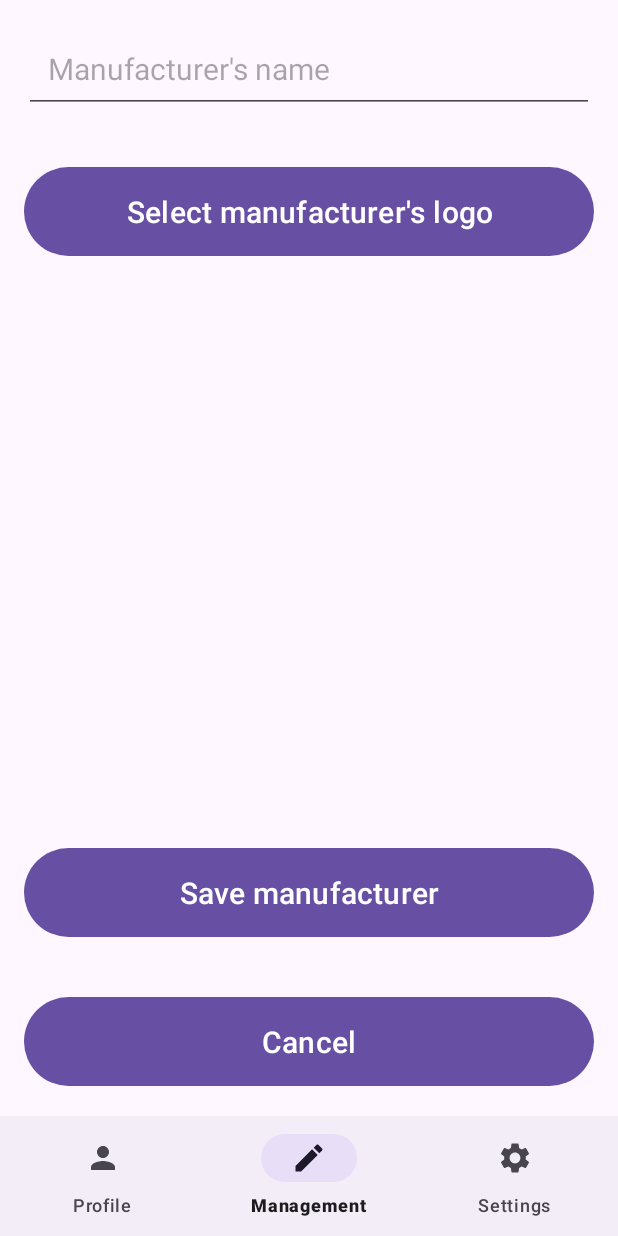
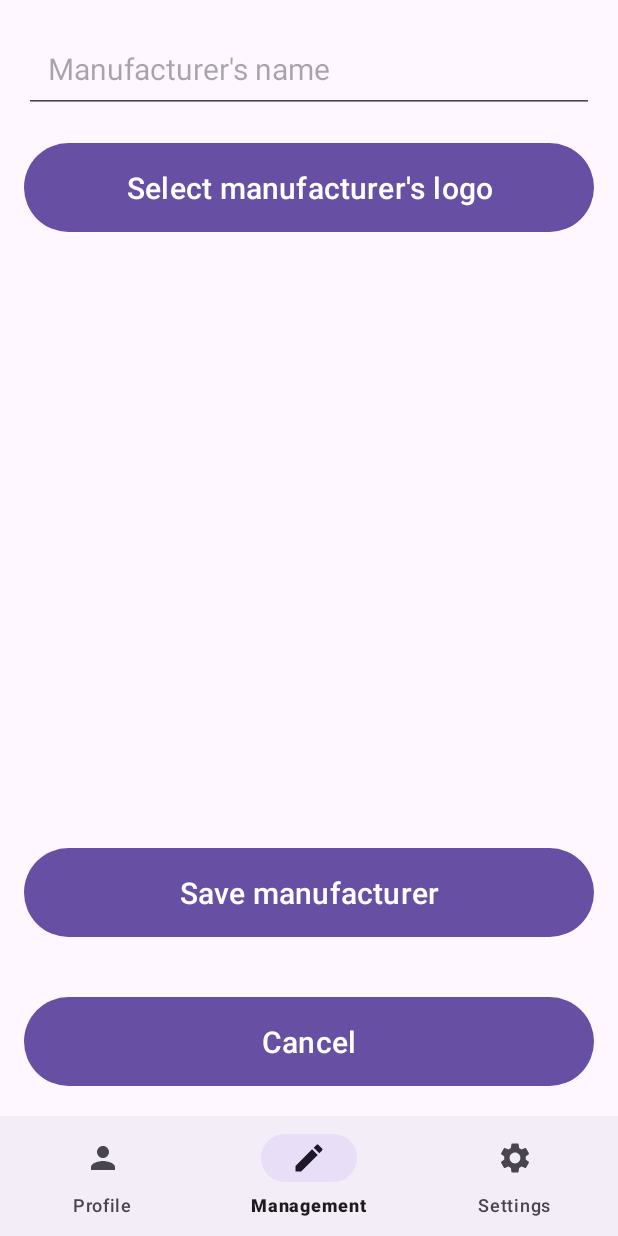
Before and after one commit to OiwexO/MobilePartsShopClientStaff, an Android app: the AddManufacturerFragment screen opened through its navigation route, on a phone screen of 412 x 824 dp. Run offline under Robolectric (Android 15) with nearby library versions, the phone set to English and light mode, and no system bars; our stand-ins replace Dagger/Hilt's generated code, navigation-ui; pictures from the network do not load.

Commit message:
AddManufacturerFragment finished

```diff
--- a/app/src/main/java/com/iwex/mobilepartsshopstaff/data/remote/MainApiService.kt
+++ b/app/src/main/java/com/iwex/mobilepartsshopstaff/data/remote/MainApiService.kt
@@ -65,16 +65,16 @@ interface MainApiService {
     @POST(MANUFACTURERS_MAPPING_V1)
     fun createManufacturer(
         @Part("name") name: RequestBody,
-        @Part logo: MultipartBody.Part
+        @Part logo: MultipartBody.Part,
     ): Call<ManufacturerResponseDto>
 
-    //TODO rewrite updateManufacturer
     @Multipart
     @PUT("$MANUFACTURERS_MAPPING_V1/{manufacturerId}")
     fun updateManufacturer(
         @Path("manufacturerId") manufacturerId: Long,
-        @Body request: ManufacturerRequestDto
-    ): ManufacturerResponseDto
+        @Part("name") name: RequestBody,
+        @Part logo: MultipartBody.Part,
+    ): Call<ManufacturerResponseDto>
 
     @DELETE("$MANUFACTURERS_MAPPING_V1/{manufacturerId}")
     fun deleteManufacturer(@Path("manufacturerId") manufacturerId: Long): Call<Void>
--- a/app/src/main/java/com/iwex/mobilepartsshopstaff/presentation/fragment/management/manufacturers/AddManufacturerFragment.kt
+++ b/app/src/main/java/com/iwex/mobilepartsshopstaff/presentation/fragment/management/manufacturers/AddManufacturerFragment.kt
@@ -7,10 +7,12 @@ import android.view.ViewGroup
 import android.widget.Button
 import android.widget.EditText
 import android.widget.ImageView
+import android.widget.ProgressBar
 import android.widget.Toast
 import androidx.fragment.app.viewModels
 import androidx.navigation.fragment.findNavController
 import androidx.navigation.fragment.navArgs
+import androidx.transition.Visibility
 import com.bumptech.glide.Glide
 import com.bumptech.glide.signature.ObjectKey
 import com.iwex.mobilepartsshopstaff.R
@@ -34,6 +36,7 @@ class AddManufacturerFragment : ImagePickerFragment() {
     private lateinit var imageViewManufacturerLogoPreview: ImageView
     private lateinit var btnSaveManufacturer: Button
     private lateinit var btnCancel: Button
+    private lateinit var progressBar: ProgressBar
 
     override fun onCreateView(
         inflater: LayoutInflater, container: ViewGroup?,
@@ -60,6 +63,12 @@ class AddManufacturerFragment : ImagePickerFragment() {
                 navigateToManageManufacturersFragment()
             }
         }
+        viewModel.isProgressBarVisible.observe(viewLifecycleOwner) { isVisible ->
+            switchProgressBarVisibility(isVisible)
+        }
+        viewModel.errorMessage.observe(viewLifecycleOwner) { stringId ->
+            Toast.makeText(requireContext(), stringId, Toast.LENGTH_LONG).show()
+        }
     }
 
     private fun initViews(view: View) {
@@ -68,6 +77,7 @@ class AddManufacturerFragment : ImagePickerFragment() {
         imageViewManufacturerLogoPreview = view.findViewById(R.id.imageViewManufacturerLogoPreview)
         btnSaveManufacturer = view.findViewById(R.id.btnSaveManufacturer)
         btnCancel = view.findViewById(R.id.btnCancel)
+        progressBar = view.findViewById(R.id.progressBarAddManufacturerFragment)
     }
 
     private fun setClickListeners() {
@@ -114,4 +124,8 @@ class AddManufacturerFragment : ImagePickerFragment() {
             viewModel.createManufacturer(name, selectedImageFile)
         }
     }
+
+    private fun switchProgressBarVisibility(isVisible: Boolean) {
+        progressBar.visibility = if (isVisible) View.VISIBLE else View.GONE
+    }
 }
--- a/app/src/main/java/com/iwex/mobilepartsshopstaff/presentation/viewmodel/management/manufacturers/AddManufacturerViewModel.kt
+++ b/app/src/main/java/com/iwex/mobilepartsshopstaff/presentation/viewmodel/management/manufacturers/AddManufacturerViewModel.kt
@@ -43,6 +43,7 @@ class AddManufacturerViewModel @Inject constructor(
         }
         val manufacturerRequest = ManufacturerRequest(name, logoImage)
         viewModelScope.launch {
+            _isProgressBarVisible.value = true
             val result = createManufacturerUseCase(manufacturerRequest)
             result.onSuccess {
                 _isSuccess.value = true
@@ -50,6 +51,7 @@ class AddManufacturerViewModel @Inject constructor(
                 Log.e(TAG, it.toString())
             }
         }
+        _isProgressBarVisible.value = false
     }
 
     fun updateManufacturer(manufacturerId: Long, name: String, logoImage: File?) {
@@ -59,6 +61,7 @@ class AddManufacturerViewModel @Inject constructor(
         }
         val manufacturerRequest = ManufacturerRequest(name, logoImage)
         viewModelScope.launch {
+            _isProgressBarVisible.value = true
             val result = updateManufacturerUseCase(manufacturerId, manufacturerRequest)
             result.onSuccess {
                 _isSuccess.value = true
@@ -66,6 +69,7 @@ class AddManufacturerViewModel @Inject constructor(
                 Log.e(TAG, it.toString())
             }
         }
+        _isProgressBarVisible.value = false
     }
 
     companion object {
--- a/app/src/main/res/layout/fragment_add_manufacturer.xml
+++ b/app/src/main/res/layout/fragment_add_manufacturer.xml
@@ -1,5 +1,5 @@
 <?xml version="1.0" encoding="utf-8"?>
-<LinearLayout xmlns:android="http://schemas.android.com/apk/res/android"
+<androidx.constraintlayout.widget.ConstraintLayout xmlns:android="http://schemas.android.com/apk/res/android"
     xmlns:app="http://schemas.android.com/apk/res-auto"
     xmlns:tools="http://schemas.android.com/tools"
     android:layout_width="match_parent"
@@ -12,31 +12,58 @@
         style="@style/edit_text"
         android:autofillHints="name"
         android:hint="@string/hint_manufacturer_name"
-        android:inputType="text" />
+        android:inputType="text"
+        app:layout_constraintEnd_toEndOf="parent"
+        app:layout_constraintStart_toStartOf="parent"
+        app:layout_constraintTop_toTopOf="parent" />
 
     <Button
         android:id="@+id/btnSelectManufacturerLogo"
         style="@style/button"
-        android:text="@string/select_manufacturer_logo" />
+        android:text="@string/select_manufacturer_logo"
+        app:layout_constraintEnd_toEndOf="parent"
+        app:layout_constraintStart_toStartOf="parent"
+        app:layout_constraintTop_toBottomOf="@id/editTextManufacturerName" />
 
     <ImageView
         android:id="@+id/imageViewManufacturerLogoPreview"
         android:layout_width="match_parent"
         android:layout_height="0dp"
+        android:layout_margin="@dimen/image_view_margin"
         android:layout_weight="1"
-        android:layout_margin="@dimen/image_view_margin"
         android:contentDescription="@string/manufacturer_logo_preview"
+        app:layout_constraintBottom_toTopOf="@id/btnSaveManufacturer"
+        app:layout_constraintEnd_toEndOf="parent"
+        app:layout_constraintStart_toStartOf="parent"
+        app:layout_constraintTop_toBottomOf="@id/btnSelectManufacturerLogo"
         tools:src="@tools:sample/avatars" />
 
     <Button
         android:id="@+id/btnSaveManufacturer"
         style="@style/button"
-        android:text="@string/save_manufacturer" />
+        android:text="@string/save_manufacturer"
+        app:layout_constraintBottom_toTopOf="@id/btnCancel"
+        app:layout_constraintEnd_toEndOf="parent"
+        app:layout_constraintStart_toStartOf="parent"
+        app:layout_constraintTop_toBottomOf="@id/imageViewManufacturerLogoPreview" />
 
     <Button
         android:id="@+id/btnCancel"
         style="@style/button"
-        android:text="@string/cancel" />
+        android:text="@string/cancel"
+        app:layout_constraintBottom_toBottomOf="parent"
+        app:layout_constraintEnd_toEndOf="parent"
+        app:layout_constraintStart_toStartOf="parent"
+        app:layout_constraintTop_toBottomOf="@id/btnSaveManufacturer" />
 
+    <ProgressBar
+        android:id="@+id/progressBarAddManufacturerFragment"
+        android:layout_width="wrap_content"
+        android:layout_height="wrap_content"
+        android:visibility="gone"
+        app:layout_constraintBottom_toBottomOf="parent"
+        app:layout_constraintEnd_toEndOf="parent"
+        app:layout_constraintStart_toStartOf="parent"
+        app:layout_constraintTop_toTopOf="parent" />
 
-</LinearLayout>
+</androidx.constraintlayout.widget.ConstraintLayout>
```
Also changed, not shown: app/src/main/java/com/iwex/mobilepartsshopstaff/data/repository/part/ManufacturerRepositoryImpl.kt (+18 -8 lines).
